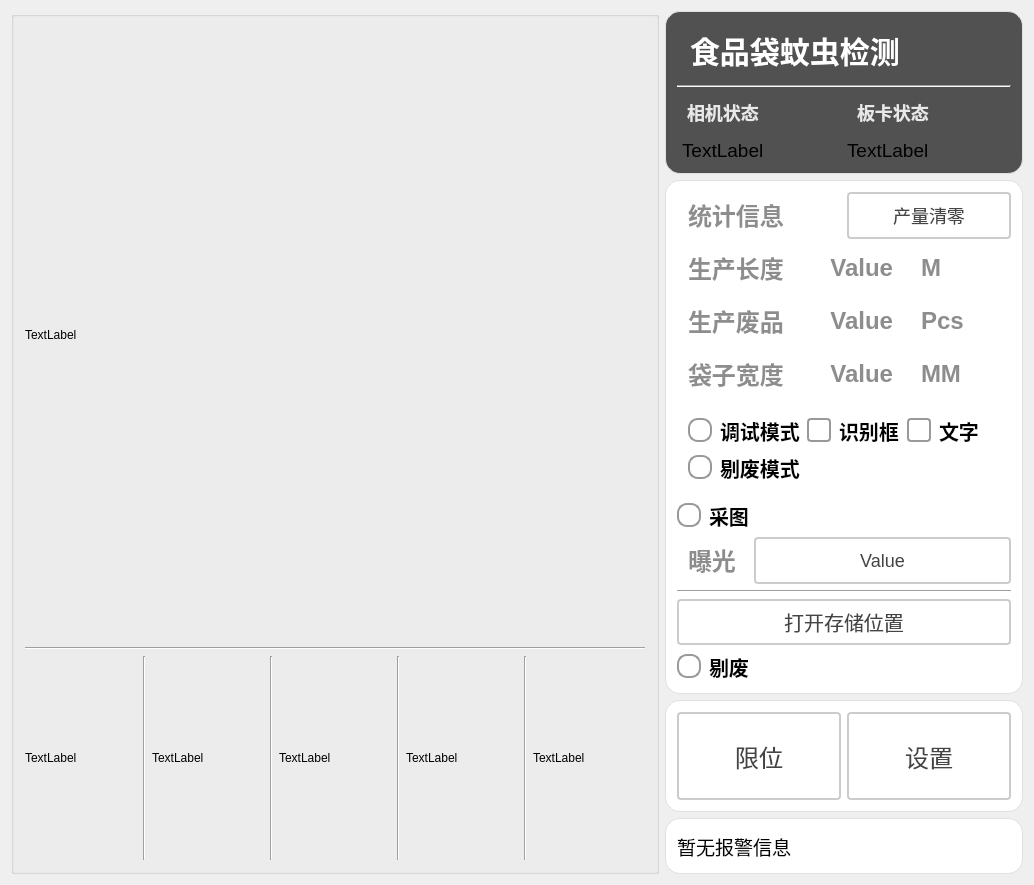
WIND-ROAD-RUN/MosquitoDetectionOfFoodBags, file MosquitoDetectionOfFoodBags/ui/MDOFoodBags.ui: the form before one commit.
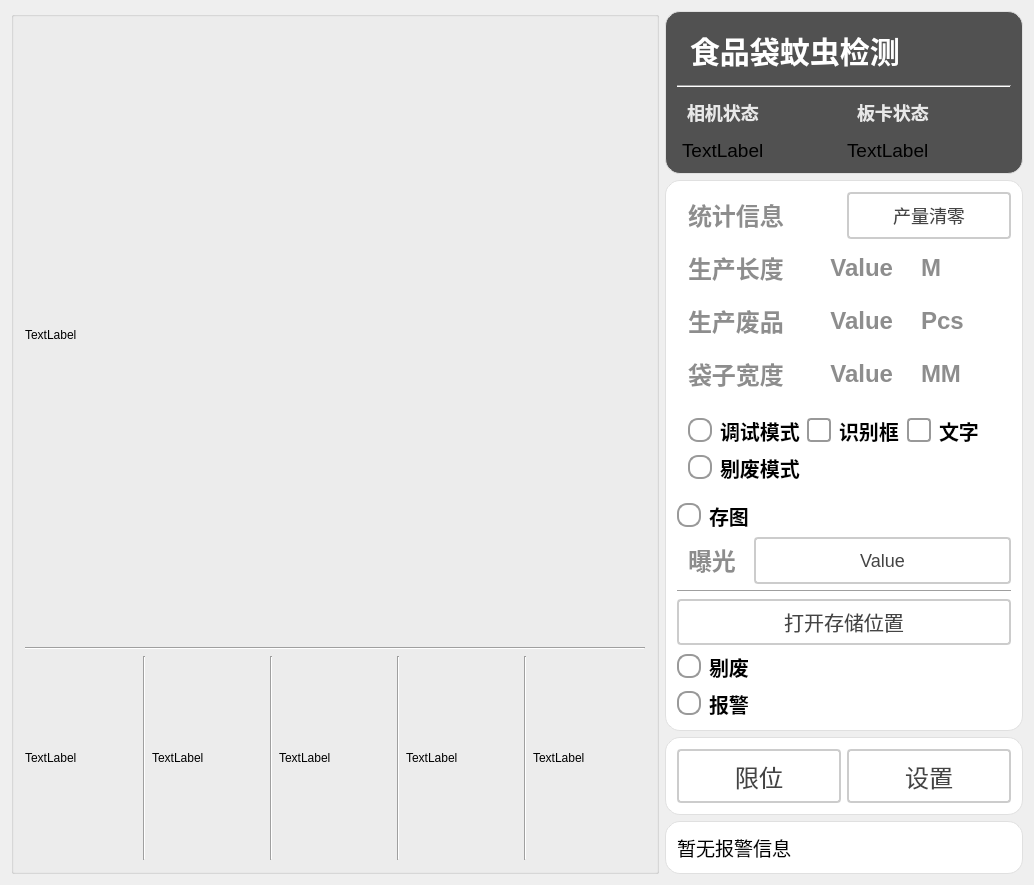
The form after the commit. Icons and pictures are not drawn.

Commit message: 删除良品计数，修改报警计数为剔废计数，增加红灯绿灯逻辑

```diff
--- a/MosquitoDetectionOfFoodBags/ui/MDOFoodBags.ui
+++ b/MosquitoDetectionOfFoodBags/ui/MDOFoodBags.ui
@@ -387,7 +387,7 @@
           </property>
           <layout class="QGridLayout" name="gridLayout_4">
            <item row="0" column="0">
-            <layout class="QVBoxLayout" name="verticalLayout_4" stretch="1,1,1,1,2,1,1,1,1,1">
+            <layout class="QVBoxLayout" name="verticalLayout_4" stretch="1,1,1,1,2,1,1,1,1,1,1">
              <item>
               <layout class="QHBoxLayout" name="hLayout_info" stretch="1,1">
                <item>
@@ -980,7 +980,7 @@
 }</string>
                </property>
                <property name="text">
-                <string>采图</string>
+                <string>存图</string>
                </property>
                <property name="autoExclusive">
                 <bool>false</bool>
@@ -1157,6 +1157,80 @@
                </property>
               </widget>
              </item>
+             <item>
+              <widget class="QRadioButton" name="rbtn_isbaojing">
+               <property name="sizePolicy">
+                <sizepolicy hsizetype="Minimum" vsizetype="Minimum">
+                 <horstretch>0</horstretch>
+                 <verstretch>0</verstretch>
+                </sizepolicy>
+               </property>
+               <property name="styleSheet">
+                <string notr="true">QRadioButton {
+    spacing: 8px;
+    font-size: 20px;
+    color: #333;
+    font-weight: bold;        
+    color:  rgb(0, 0, 0);       
+
+}
+
+/* 未选中状态 */
+QRadioButton::indicator {
+    width: 20px;
+    height: 20px;
+    border-radius: 10px;
+    border: 2px solid #999;
+    background: #ffffff;
+}
+
+/* 悬停效果 */
+QRadioButton::indicator:hover {
+    border: 2px solid #666;
+}
+
+/* 选中状态 */
+QRadioButton::indicator:checked {
+    border: 2px solid #2196F3;
+}
+
+/* 选中时的内圆 */
+QRadioButton::indicator:checked {
+    background-color: qradialgradient(
+        cx:0.5, cy:0.5,
+        radius:0.4,
+        fx:0.5, fy:0.5,
+        stop:0 #2196F3,
+        stop:1 transparent
+    );
+}
+
+/* 禁用状态 */
+QRadioButton::indicator:disabled {
+    border: 2px solid #ccc;
+    background: #eee;
+}
+
+/* 点击动画效果 */
+QRadioButton::indicator:pressed {
+    border: 2px solid #1565C0;
+    background-color: qradialgradient(
+        cx:0.5, cy:0.5,
+        radius:0.5,
+        fx:0.5, fy:0.5,
+        stop:0 #BBDEFB,
+        stop:1 transparent
+    );
+}</string>
+               </property>
+               <property name="text">
+                <string>报警</string>
+               </property>
+               <property name="autoExclusive">
+                <bool>false</bool>
+               </property>
+              </widget>
+             </item>
             </layout>
            </item>
           </layout>
```
The commit also changes 12 other files.
